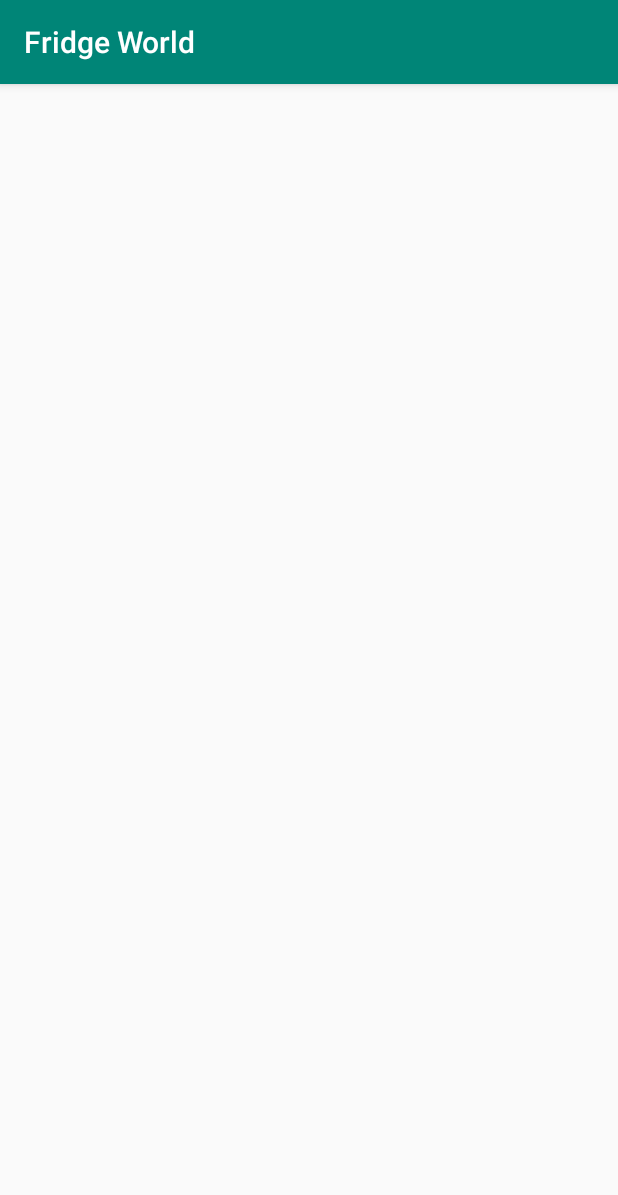
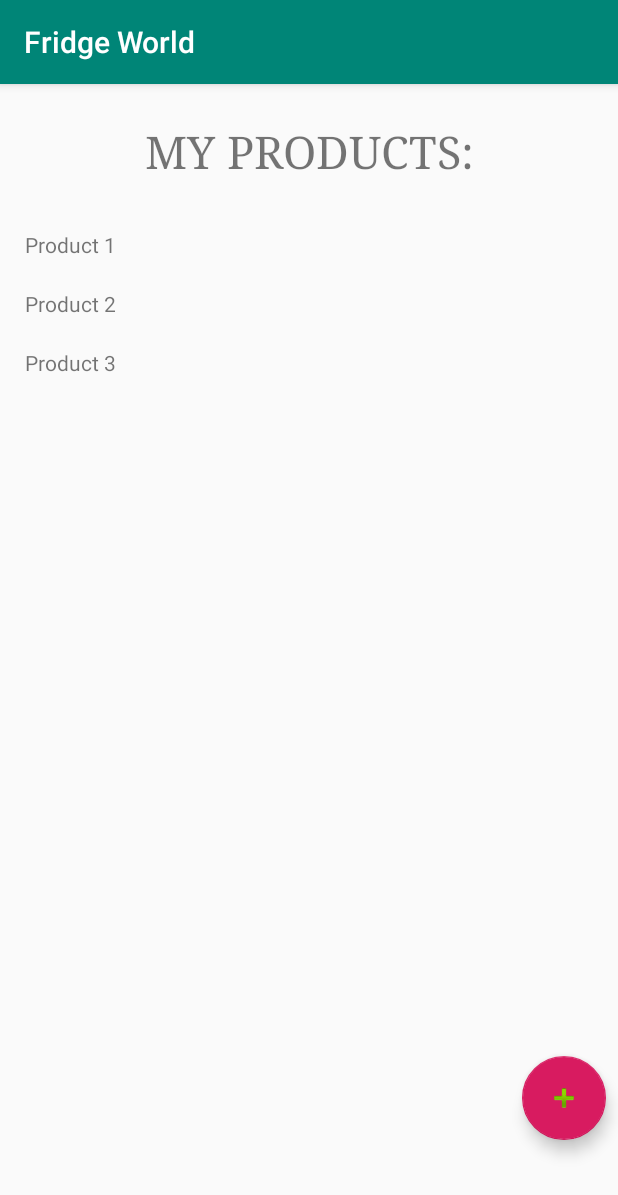
Before and after one commit to teodor20/FridgeAdvisor, an Android app: the ProductsList screen opened directly, with no data from a screen before it, on a phone screen of 412 x 824 dp. Shown: the top 1195 px of the screen. Run offline under Robolectric (Android 15) with nearby library versions, the phone set to English and light mode, and no system bars.

Commit message:
Added layouts for the products list and main activities.

```diff
--- a/app/src/main/res/layout/activity_products_list.xml
+++ b/app/src/main/res/layout/activity_products_list.xml
@@ -6,4 +6,90 @@
     android:layout_height="match_parent"
     tools:context=".ProductsList">
 
+    <TextView
+        android:id="@+id/textView2"
+        android:layout_width="233dp"
+        android:layout_height="73dp"
+        android:layout_marginStart="8dp"
+        android:layout_marginLeft="8dp"
+        android:layout_marginTop="8dp"
+        android:layout_marginEnd="8dp"
+        android:layout_marginRight="8dp"
+        android:gravity="center"
+        android:text="@string/products_list_title"
+        android:textAllCaps="true"
+        android:textSize="30sp"
+        app:fontFamily="serif"
+        app:layout_constraintEnd_toEndOf="parent"
+        app:layout_constraintStart_toStartOf="parent"
+        app:layout_constraintTop_toTopOf="parent" />
+
+    <ScrollView
+        android:id="@+id/scrollView2"
+        android:layout_width="395dp"
+        android:layout_height="634dp"
+        android:layout_marginStart="8dp"
+        android:layout_marginLeft="8dp"
+        android:layout_marginTop="8dp"
+        android:layout_marginEnd="8dp"
+        android:layout_marginRight="8dp"
+        app:layout_constraintEnd_toEndOf="parent"
+        app:layout_constraintStart_toStartOf="parent"
+        app:layout_constraintTop_toBottomOf="@+id/textView2"/>
+
+    <com.google.android.material.floatingactionbutton.FloatingActionButton
+        android:id="@+id/floatingActionButton"
+        android:layout_width="wrap_content"
+        android:layout_height="wrap_content"
+        android:layout_marginEnd="8dp"
+        android:layout_marginRight="8dp"
+        android:layout_marginBottom="64dp"
+        android:clickable="true"
+        app:layout_constraintBottom_toBottomOf="parent"
+        app:layout_constraintEnd_toEndOf="parent"
+        app:srcCompat="@android:drawable/ic_input_add"
+        android:focusable="true" />
+
+    <TextView
+        android:id="@+id/textView3"
+        android:layout_width="379dp"
+        android:layout_height="31dp"
+        android:layout_marginStart="8dp"
+        android:layout_marginLeft="8dp"
+        android:layout_marginTop="8dp"
+        android:layout_marginEnd="8dp"
+        android:layout_marginRight="8dp"
+        android:text="Product 1"
+        app:layout_constraintEnd_toEndOf="parent"
+        app:layout_constraintStart_toStartOf="parent"
+        app:layout_constraintTop_toTopOf="@+id/scrollView2" />
+
+    <TextView
+        android:id="@+id/textView4"
+        android:layout_width="379dp"
+        android:layout_height="31dp"
+        android:layout_marginStart="8dp"
+        android:layout_marginLeft="8dp"
+        android:layout_marginTop="8dp"
+        android:layout_marginEnd="8dp"
+        android:layout_marginRight="8dp"
+        android:text="Product 2"
+        app:layout_constraintEnd_toEndOf="parent"
+        app:layout_constraintStart_toStartOf="parent"
+        app:layout_constraintTop_toBottomOf="@+id/textView3" />
+
+    <TextView
+        android:id="@+id/textView5"
+        android:layout_width="379dp"
+        android:layout_height="31dp"
+        android:layout_marginStart="8dp"
+        android:layout_marginLeft="8dp"
+        android:layout_marginTop="8dp"
+        android:layout_marginEnd="8dp"
+        android:layout_marginRight="8dp"
+        android:text="Product 3"
+        app:layout_constraintEnd_toEndOf="parent"
+        app:layout_constraintStart_toStartOf="parent"
+        app:layout_constraintTop_toBottomOf="@+id/textView4" />
+
 </androidx.constraintlayout.widget.ConstraintLayout>
--- a/app/src/main/res/layout/content_main.xml
+++ b/app/src/main/res/layout/content_main.xml
@@ -8,4 +8,34 @@
     tools:context=".MainActivity"
     tools:showIn="@layout/app_bar_main">
 
+    <TextView
+        android:id="@+id/textView6"
+        android:layout_width="264dp"
+        android:layout_height="75dp"
+        android:layout_marginStart="8dp"
+        android:layout_marginLeft="8dp"
+        android:layout_marginTop="92dp"
+        android:layout_marginEnd="8dp"
+        android:layout_marginRight="8dp"
+        android:gravity="center"
+        android:text="Press the button to scan a product!"
+        android:textSize="24sp"
+        app:fontFamily="serif"
+        app:layout_constraintEnd_toEndOf="parent"
+        app:layout_constraintStart_toStartOf="parent"
+        app:layout_constraintTop_toTopOf="parent" />
+
+    <ImageButton
+        android:id="@+id/imageButton"
+        android:layout_width="wrap_content"
+        android:layout_height="wrap_content"
+        android:layout_marginStart="8dp"
+        android:layout_marginLeft="8dp"
+        android:layout_marginTop="28dp"
+        android:layout_marginEnd="8dp"
+        android:layout_marginRight="8dp"
+        app:layout_constraintEnd_toEndOf="parent"
+        app:layout_constraintStart_toStartOf="parent"
+        app:layout_constraintTop_toBottomOf="@+id/textView6"
+        app:srcCompat="@drawable/scan" />
 </androidx.constraintlayout.widget.ConstraintLayout>
--- a/app/src/main/res/values/strings.xml
+++ b/app/src/main/res/values/strings.xml
@@ -24,4 +24,6 @@
     <string name="menu_tools">Tools</string>
     <string name="menu_share">Share</string>
     <string name="menu_send">Send</string>
+
+    <string name="products_list_title">My Products:</string>
 </resources>
```
Also changed, not shown: app/src/main/res/drawable/scan.jpg (added), app/src/main/res/drawable/scanbarcode.png (deleted).
